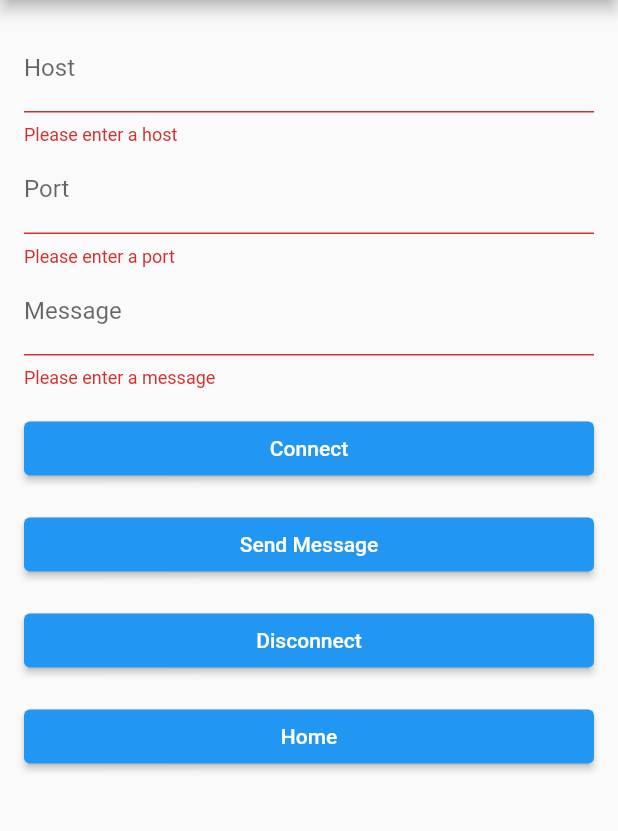
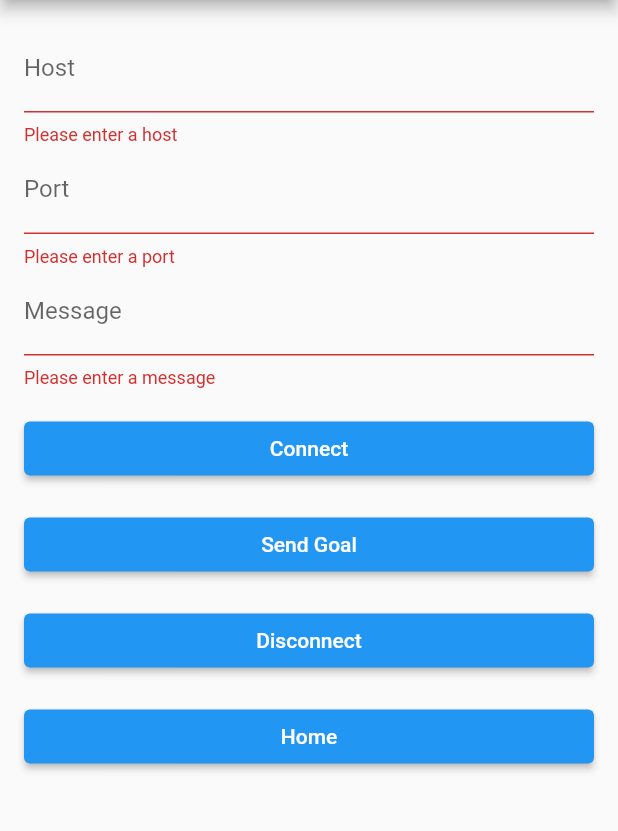
Before and after one commit to hamzahey/flutter_tcp_app, a Flutter app: the TcpClient screen opened by its route, after a tap on "Connect", after a tap on "Home", on a phone screen of 412 x 824 dp, the part 84-915 px from its top. Run offline on Flutter 3.47's test engine with Material 2 defaults, Android fonts, the light colour scheme and no system bars; our stand-ins replace bloc, connectivity, equatable, flutter_bloc, toggle_switch.

Commit message:
Second Commit

```diff
--- a/lib/pages/server.dart
+++ b/lib/pages/server.dart
@@ -2,12 +2,14 @@ import 'dart:io';
 import 'dart:typed_data';
 import 'package:flutter/material.dart';
 import 'package:flutter_bloc/flutter_bloc.dart';
+import 'package:tcp/cubits/tcp_cubits/tcp_state.dart';
 import 'package:tcp/models/items.dart';
 import 'package:tcp/cubits/tcp_cubits/tcp_cubit.dart';
 import 'package:tcp/models/message.dart';
 import 'package:tcp/cubits/socket_list/socket_cubit.dart';
 import 'package:tcp/cubits/socket_list/socket_state.dart';
 import 'home.dart';
+import 'package:connectivity/connectivity.dart';
 
 class TcpClient extends StatefulWidget {
   @override
@@ -19,6 +21,18 @@ class _TcpClientState extends State<TcpClient> {
   final _hostController = TextEditingController();
   final _portController = TextEditingController();
   final _messageController = TextEditingController();
+  late bool flag_3 = false;
+
+  Future<void> checkConnectivity() async {
+    final connectivityResult = await (Connectivity().checkConnectivity());
+    if (connectivityResult == ConnectivityResult.mobile ||
+        connectivityResult == ConnectivityResult.wifi) {
+      flag_3 = true;
+    } else {
+      ScaffoldMessenger.of(context)
+          .showSnackBar(SnackBar(content: Text("Check interet Connectivity")));
+    }
+  }
 
   @override
   void dispose() {
@@ -29,7 +43,16 @@ class _TcpClientState extends State<TcpClient> {
   }
 
   @override
+  void initState() {
+    // TODO: implement initState
+    super.initState();
+    checkConnectivity();
+  }
+
+  @override
   Widget build(BuildContext context) {
+    bool flag_1 = false;
+    bool flag_2 = false;
     return Scaffold(
       appBar: AppBar(title: Text('TCP Client')),
       body: Padding(
@@ -74,6 +97,7 @@ class _TcpClientState extends State<TcpClient> {
               ElevatedButton(
                 onPressed: () {
                   if (_formKey.currentState!.validate()) {
+                    flag_1 = true;
                     final host = _hostController.text;
                     final port = int.tryParse(_portController.text) ?? 0;
                     context.read<TcpCubit>().connect(host, port);
@@ -87,9 +111,10 @@ class _TcpClientState extends State<TcpClient> {
                   if (_formKey.currentState!.validate()) {
                     final Message = _messageController.text;
                     context.read<TcpCubit>().send(Message);
+                    flag_2 = true;
                   }
                 },
-                child: Text('Send Message'),
+                child: Text('Send Goal'),
               ),
               SizedBox(height: 16),
               ElevatedButton(
@@ -104,7 +129,9 @@ class _TcpClientState extends State<TcpClient> {
               SizedBox(height: 16),
               ElevatedButton(
                 onPressed: () {
-                  if (_formKey.currentState!.validate()) {
+                  if (_formKey.currentState!.validate() &&
+                      flag_1 == true &&
+                      flag_2 == true && flag_3 == true) {
                     final host = _hostController.text;
                     final port = int.tryParse(_portController.text) ?? 0;
                     List<String> Message = [];
--- a/pubspec.yaml
+++ b/pubspec.yaml
@@ -44,6 +44,7 @@ dependencies:
   shared_preferences: ^2.0.18
   connectivity: ^3.0.6
   toggle_switch: ^2.0.1
+  connectivity_plus: ^3.0.3
 
 dev_dependencies:
   flutter_test:
```
Also changed, not shown: lib/pages/edit_server.dart (deleted, +0 -26 lines), lib/pages/goals.dart (+32 -8 lines), lib/pages/goals_screen.dart (+13 -14 lines), pubspec.lock, 3 other files.
